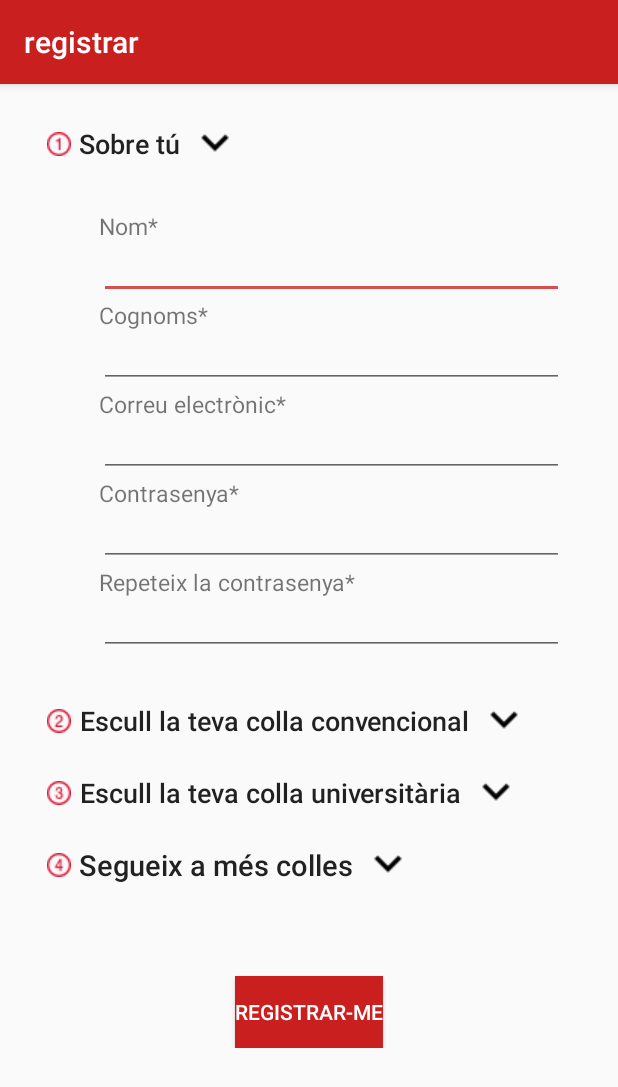
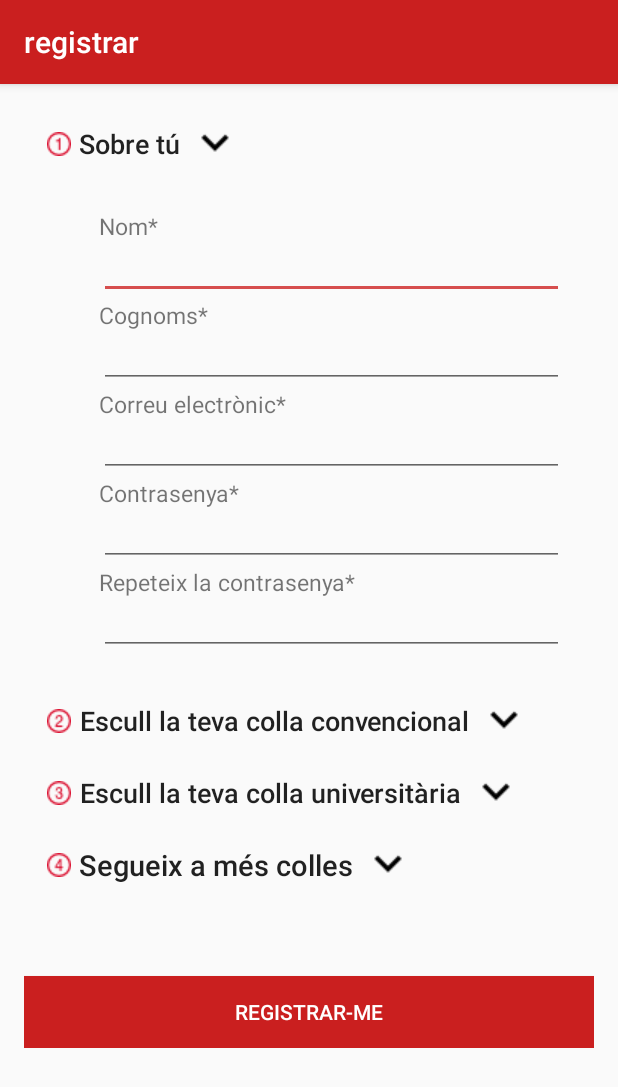
Before and after one commit to carlos2380/Enfaixapp, an Android app: the RegistrarCollaConv screen opened directly, with no data from a screen before it, after a tap on "Sobre tú", on a phone screen of 412 x 824 dp. Shown: the top 1087 px of the screen. Run offline under Robolectric (Android 15) with nearby library versions, the phone set to English and light mode, and no system bars.

Commit message:
vista actualitzada

```diff
--- a/front-end/app/src/main/res/layout/registre_escollir_collaconv.xml
+++ b/front-end/app/src/main/res/layout/registre_escollir_collaconv.xml
@@ -155,7 +155,7 @@
         android:background="@android:color/transparent"
         android:drawableRight="@drawable/ic_keyboard_arrow_down_black_24dp"
         android:drawablePadding="5dp"
-        android:drawableLeft="@drawable/number_two"
+    android:drawableLeft="@drawable/number_two"
 
 
         />
@@ -170,7 +170,7 @@
         >
         <ListView
             android:layout_width="match_parent"
-            android:layout_height="wrap_content"
+            android:layout_height="200dp"
             android:id="@+id/lv"
             >
         </ListView>
@@ -205,7 +205,7 @@
         >
         <ListView
             android:layout_width="match_parent"
-            android:layout_height="wrap_content"
+            android:layout_height="200dp"
             android:id="@+id/lvUni"
             >
         </ListView>
@@ -238,7 +238,7 @@
         >
         <ListView
             android:layout_width="match_parent"
-            android:layout_height="wrap_content"
+            android:layout_height="200dp"
             android:id="@+id/lvTotes"
             >
         </ListView>
@@ -246,7 +246,7 @@
     </LinearLayout>
 
     <Button
-        android:layout_width="wrap_content"
+        android:layout_width="match_parent"
         android:layout_height="wrap_content"
         android:id="@+id/reg"
         android:text="Registrar-me"
```
